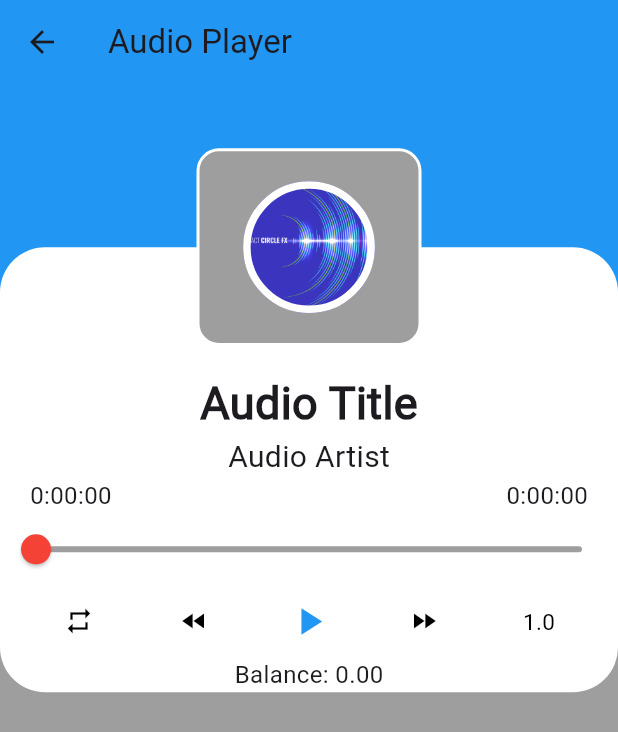
After one commit to Moerliy/fluttio, a Flutter app: the DetailAudioPage screen opened directly, on a phone screen of 412 x 824 dp. The commit adds this screen. Shown: the top 732 px of the screen. Run offline on Flutter 3.47's test engine with Material 3 defaults, Android fonts, the phone set to English and light mode, and no system bars; drawn by our look-alikes of overlay_support; our stand-ins replace audioplayers, permission_handler, sensors_plus; missing offline and left inert: esense_flutter.

Commit message:
all the changes

```diff
--- /dev/null
+++ b/lib/audio_controller.dart
@@ -0,0 +1,215 @@
+import 'package:audioplayers/audioplayers.dart';
+import 'package:flutter/material.dart';
+import 'package:fluttio/providers/gyro_provider.dart';
+
+class AudioController extends StatefulWidget {
+  final AudioPlayer audioPlayer;
+  final GyroProvider gyroProvider;
+  const AudioController(
+      {super.key, required this.audioPlayer, required this.gyroProvider});
+
+  @override
+  State<AudioController> createState() => _AudioControllerState();
+}
+
+class _AudioControllerState extends State<AudioController> {
+  Duration _duration = const Duration();
+  Duration _position = const Duration();
+  bool _isPlaying = false;
+  bool _isPaused = false;
+  bool _isOnRepeat = false;
+  double _playbackRate = 1.0;
+  double _balance = 0.0;
+  Color _repeatColor = Colors.black;
+  final List<IconData> _icons = [
+    Icons.play_arrow,
+    Icons.pause,
+  ];
+  final String url =
+      'https://www.soundhelix.com/examples/mp3/SoundHelix-Song-1.mp3';
+
+  @override
+  void initState() {
+    super.initState();
+    widget.audioPlayer.onDurationChanged.listen((d) {
+      setState(() {
+        _duration = d;
+      });
+    });
+    widget.audioPlayer.onPositionChanged.listen((p) {
+      setState(() {
+        _position = p;
+      });
+    });
+    widget.audioPlayer.onPlayerComplete.listen((event) {
+      setState(() {
+        if (!_isOnRepeat) {
+          _isPlaying = false;
+          _isPaused = false;
+          _position = Duration.zero;
+        }
+      });
+    });
+    widget.audioPlayer.setSourceUrl(url);
+
+    widget.gyroProvider.addAccListener((List<double> acc) {
+      // normalize acc to [-1, 1]
+      double x = (acc[0] / 9.8) * -1;
+      setState(() {
+        _balance = x;
+        widget.audioPlayer.setBalance(_balance);
+      });
+    });
+  }
+
+  Widget _btnStart() {
+    return IconButton(
+      icon: Icon(_icons[_isPlaying ? 1 : 0], size: 30, color: Colors.blue),
+      onPressed: () {
+        if (_isPlaying) {
+          widget.audioPlayer.pause();
+          setState(() {
+            _isPlaying = false;
+            _isPaused = true;
+          });
+        } else {
+          widget.audioPlayer.play(UrlSource(url));
+          setState(() {
+            _isPlaying = true;
+            _isPaused = false;
+          });
+        }
+      },
+    );
+  }
+
+  Widget _bntFast() {
+    return IconButton(
+      icon: const Icon(Icons.fast_forward, size: 20, color: Colors.black),
+      onPressed: () {
+        setState(() {
+          _playbackRate = 1.5;
+        });
+        widget.audioPlayer.setPlaybackRate(_playbackRate);
+      },
+    );
+  }
+
+  Widget _bntSlow() {
+    return IconButton(
+      icon: const Icon(Icons.fast_rewind, size: 20, color: Colors.black),
+      onPressed: () {
+        setState(() {
+          _playbackRate = 0.5;
+        });
+        widget.audioPlayer.setPlaybackRate(_playbackRate);
+      },
+    );
+  }
+
+  Widget _btnRepeat() {
+    return IconButton(
+      icon: Icon(Icons.repeat, size: 20, color: _repeatColor),
+      onPressed: () {
+        if (_isOnRepeat) {
+          widget.audioPlayer.setReleaseMode(ReleaseMode.stop);
+          setState(() {
+            _isOnRepeat = false;
+            _repeatColor = Colors.black;
+          });
+        } else {
+          widget.audioPlayer.setReleaseMode(ReleaseMode.loop);
+          setState(() {
+            _isOnRepeat = true;
+            _repeatColor = Colors.blue;
+          });
+        }
+      },
+    );
+  }
+
+  Widget _btnPlayBackRate() {
+    return IconButton(
+      icon: Text(
+        _playbackRate.toString(),
+        style: const TextStyle(fontSize: 15, color: Colors.black),
+      ),
+      onPressed: () {
+        if (_playbackRate != 1.0) {
+          widget.audioPlayer.setPlaybackRate(1.0);
+          setState(() {
+            _playbackRate = 1.0;
+          });
+        }
+      },
+    );
+  }
+
+  Widget _slider() {
+    return Slider(
+      activeColor: Colors.red,
+      inactiveColor: Colors.grey,
+      value: _position.inSeconds.toDouble(),
+      min: 0.0,
+      max: _duration.inSeconds.toDouble(),
+      onChanged: (double value) {
+        setState(() {
+          changeToSecond(value.toInt());
+          value = value;
+        });
+      },
+    );
+  }
+
+  void changeToSecond(int second) {
+    Duration newDuration = Duration(seconds: second);
+    widget.audioPlayer.seek(newDuration);
+  }
+
+  Widget _loadAsset() {
+    return Container(
+      child: Row(
+        crossAxisAlignment: CrossAxisAlignment.center,
+        mainAxisAlignment: MainAxisAlignment.spaceEvenly,
+        children: [
+          _btnRepeat(),
+          _bntSlow(),
+          _btnStart(),
+          _bntFast(),
+          _btnPlayBackRate(),
+        ],
+      ),
+    );
+  }
+
+  @override
+  Widget build(BuildContext context) {
+    return Container(
+      child: Column(
+        children: [
+          Padding(
+            padding: const EdgeInsets.only(left: 20, right: 20),
+            child: Row(
+                mainAxisAlignment: MainAxisAlignment.spaceBetween,
+                children: [
+                  Text(
+                    _position.toString().split(".").first,
+                    style: const TextStyle(fontSize: 16),
+                  ),
+                  Text(
+                    _duration.toString().split(".").first,
+                    style: const TextStyle(fontSize: 16),
+                  ),
+                ]),
+          ),
+          _slider(),
+          _loadAsset(),
+          Text(
+            'Balance: ${_balance.toStringAsFixed(2)}',
+            style: const TextStyle(fontSize: 16),
+          ),
+        ],
+      ),
+    );
+  }
+}
--- /dev/null
+++ b/lib/pages/detail_audio_page.dart
@@ -0,0 +1,120 @@
+import 'package:audioplayers/audioplayers.dart';
+import 'package:flutter/material.dart';
+import 'package:fluttio/audio_controller.dart';
+import 'package:fluttio/providers/gyro_provider.dart';
+import 'package:provider/provider.dart';
+
+class DetailAudioPage extends StatefulWidget {
+  const DetailAudioPage({super.key});
+
+  @override
+  State<DetailAudioPage> createState() => _DetailAudioPageState();
+}
+
+class _DetailAudioPageState extends State<DetailAudioPage> {
+  late AudioPlayer audioPlayer;
+
+  @override
+  void initState() {
+    super.initState();
+    audioPlayer = AudioPlayer();
+  }
+
+  @override
+  void dispose() {
+    audioPlayer.dispose();
+    super.dispose();
+  }
+
+  @override
+  Widget build(BuildContext context) {
+    final double screenHeight = MediaQuery.of(context).size.height;
+    final double screenWidth = MediaQuery.of(context).size.width;
+    return Scaffold(
+      backgroundColor: Colors.grey,
+      body: Stack(
+        children: [
+          Positioned(
+            top: 0,
+            left: 0,
+            right: 0,
+            height: screenHeight * 0.5,
+            child: Container(
+              color: Colors.blue,
+            ),
+          ),
+          Positioned(
+            top: 0,
+            left: 0,
+            right: 0,
+            child: AppBar(
+              title: const Text('Audio Player'),
+              leading: IconButton(
+                icon: const Icon(Icons.arrow_back),
+                onPressed: () {
+                  Navigator.pop(context);
+                },
+              ),
+              backgroundColor: Colors.transparent,
+              elevation: 0,
+            ),
+          ),
+          Consumer<GyroProvider>(builder: (context, prov, child) {
+            return Positioned(
+                left: 0,
+                right: 0,
+                top: screenHeight * 0.2,
+                height: screenHeight * 0.36,
+                child: Container(
+                  decoration: BoxDecoration(
+                    borderRadius: BorderRadius.circular(30),
+                    color: Colors.white,
+                  ),
+                  child: Column(
+                    children: [
+                      SizedBox(height: screenHeight * 0.1),
+                      const Text('Audio Title',
+                          style: TextStyle(
+                              fontSize: 30, fontWeight: FontWeight.bold)),
+                      const Text('Audio Artist',
+                          style: TextStyle(fontSize: 20)),
+                      AudioController(
+                        audioPlayer: audioPlayer,
+                        gyroProvider: prov,
+                      ),
+                    ],
+                  ),
+                ));
+          }),
+          Positioned(
+            left: (screenWidth - 150) / 2,
+            right: (screenWidth - 150) / 2,
+            top: screenHeight * 0.12,
+            height: screenHeight * 0.16,
+            child: Container(
+              decoration: BoxDecoration(
+                borderRadius: BorderRadius.circular(15),
+                // shape: BoxShape.circle,
+                border: Border.all(color: Colors.white, width: 2),
+                color: Colors.grey,
+              ),
+              child: Padding(
+                padding: const EdgeInsets.all(20),
+                child: Container(
+                  decoration: BoxDecoration(
+                    shape: BoxShape.circle,
+                    border: Border.all(color: Colors.white, width: 5),
+                    image: const DecorationImage(
+                      image: AssetImage('assets/images/test_audio_cover.jpg'),
+                      fit: BoxFit.cover,
+                    ),
+                  ),
+                ),
+              ),
+            ),
+          ),
+        ],
+      ),
+    );
+  }
+}
--- a/pubspec.yaml
+++ b/pubspec.yaml
@@ -42,6 +42,7 @@ dependencies:
   sensors_plus: ^6.1.1
   provider: ^6.1.2
   overlay_support: ^2.1.0
+  audioplayers: ^6.1.0
 
 dev_dependencies:
   flutter_test:
@@ -65,7 +66,8 @@ flutter:
   uses-material-design: true
 
   # To add assets to your application, add an assets section, like this:
-  # assets:
+  assets:
+    - assets/images/
   #   - images/a_dot_burr.jpeg
   #   - images/a_dot_ham.jpeg
 
```
Also changed, not shown: lib/main.dart (+25 -0 lines), lib/providers/gyro_provider.dart (+36 -8 lines), assets/images/test_audio_cover.jpg (added), pubspec.lock, 35 other files.
